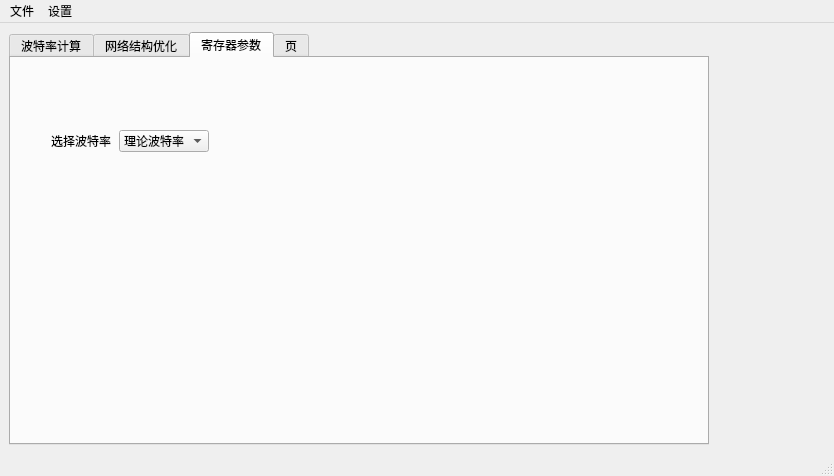
starpicke/ICS-system-opt, file mainwindow.ui: the form before one commit.
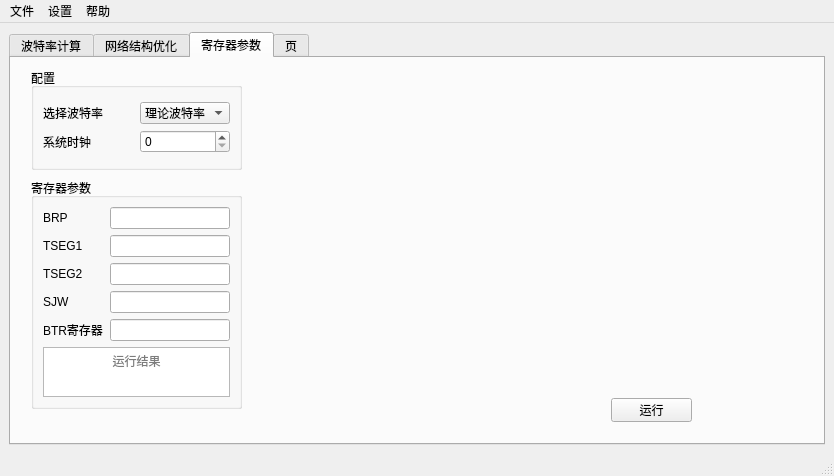
The form after the commit. The open tabs and pages were chosen to show the change. Icons and pictures are not drawn.

Commit message: 增加寄存器参数计算功能

Diff of the .ui file:
```diff
--- a/mainwindow.ui
+++ b/mainwindow.ui
@@ -15,7 +15,7 @@
   </property>
   <widget class="QWidget" name="centralwidget">
    <layout class="QFormLayout" name="formLayout_3">
-    <item row="0" column="0">
+    <item row="0" column="0" colspan="2">
      <widget class="QTabWidget" name="tabWidget">
       <property name="minimumSize">
        <size>
@@ -254,15 +254,117 @@
        <attribute name="title">
         <string>寄存器参数</string>
        </attribute>
-       <widget class="QWidget" name="">
+       <widget class="QPushButton" name="RunButton3">
         <property name="geometry">
          <rect>
-          <x>40</x>
-          <y>70</y>
-          <width>158</width>
-          <height>26</height>
+          <x>600</x>
+          <y>340</y>
+          <width>81</width>
+          <height>24</height>
          </rect>
         </property>
+        <property name="text">
+         <string>运行</string>
+        </property>
+       </widget>
+       <widget class="QGroupBox" name="groupBox_3">
+        <property name="geometry">
+         <rect>
+          <x>20</x>
+          <y>120</y>
+          <width>211</width>
+          <height>231</height>
+         </rect>
+        </property>
+        <property name="title">
+         <string>寄存器参数</string>
+        </property>
+        <layout class="QGridLayout" name="gridLayout">
+         <item row="0" column="0">
+          <widget class="QLabel" name="label_7">
+           <property name="text">
+            <string>BRP</string>
+           </property>
+          </widget>
+         </item>
+         <item row="3" column="1">
+          <widget class="QLineEdit" name="SJWtext"/>
+         </item>
+         <item row="4" column="0">
+          <widget class="QLabel" name="label_11">
+           <property name="text">
+            <string>BTR寄存器</string>
+           </property>
+          </widget>
+         </item>
+         <item row="3" column="0">
+          <widget class="QLabel" name="label_8">
+           <property name="text">
+            <string>SJW</string>
+           </property>
+          </widget>
+         </item>
+         <item row="2" column="0">
+          <widget class="QLabel" name="label_10">
+           <property name="text">
+            <string>TSEG2</string>
+           </property>
+          </widget>
+         </item>
+         <item row="0" column="1">
+          <widget class="QLineEdit" name="BRPtext"/>
+         </item>
+         <item row="1" column="0">
+          <widget class="QLabel" name="label_9">
+           <property name="text">
+            <string>TSEG1</string>
+           </property>
+          </widget>
+         </item>
+         <item row="2" column="1">
+          <widget class="QLineEdit" name="TSEG2text"/>
+         </item>
+         <item row="1" column="1">
+          <widget class="QLineEdit" name="TSEG1text"/>
+         </item>
+         <item row="4" column="1">
+          <widget class="QLineEdit" name="btrRegisterLabel"/>
+         </item>
+         <item row="5" column="0" colspan="2">
+          <widget class="QTextEdit" name="statuslabel">
+           <property name="readOnly">
+            <bool>true</bool>
+           </property>
+           <property name="html">
+            <string>&lt;!DOCTYPE HTML PUBLIC &quot;-//W3C//DTD HTML 4.0//EN&quot; &quot;http://www.w3.org/TR/REC-html40/strict.dtd&quot;&gt;
+&lt;html&gt;&lt;head&gt;&lt;meta name=&quot;qrichtext&quot; content=&quot;1&quot; /&gt;&lt;meta charset=&quot;utf-8&quot; /&gt;&lt;style type=&quot;text/css&quot;&gt;
+p, li { white-space: pre-wrap; }
+hr { height: 1px; border-width: 0; }
+li.unchecked::marker { content: &quot;\2610&quot;; }
+li.checked::marker { content: &quot;\2612&quot;; }
+&lt;/style&gt;&lt;/head&gt;&lt;body style=&quot; font-family:'Microsoft YaHei UI'; font-size:9pt; font-weight:400; font-style:normal;&quot;&gt;
+&lt;p align=&quot;center&quot; style=&quot; margin-top:0px; margin-bottom:0px; margin-left:0px; margin-right:0px; -qt-block-indent:0; text-indent:0px;&quot;&gt;&lt;span style=&quot; color:#7c7c7c;&quot;&gt;运行结果&lt;/span&gt;&lt;/p&gt;&lt;/body&gt;&lt;/html&gt;</string>
+           </property>
+          </widget>
+         </item>
+        </layout>
+       </widget>
+       <widget class="QGroupBox" name="groupBox_4">
+        <property name="geometry">
+         <rect>
+          <x>20</x>
+          <y>10</y>
+          <width>211</width>
+          <height>102</height>
+         </rect>
+        </property>
+        <property name="title">
+         <string>配置</string>
+        </property>
+        <layout class="QGridLayout" name="gridLayout_3">
+         <item row="0" column="0">
+          <layout class="QGridLayout" name="gridLayout_2">
+           <item row="0" column="0">
         <layout class="QHBoxLayout" name="horizontalLayout">
          <item>
           <widget class="QLabel" name="label_5">
@@ -291,6 +393,28 @@
           </widget>
          </item>
         </layout>
+           </item>
+           <item row="1" column="0">
+            <layout class="QHBoxLayout" name="horizontalLayout_2">
+             <item>
+              <widget class="QLabel" name="label_6">
+               <property name="text">
+                <string>系统时钟</string>
+               </property>
+              </widget>
+             </item>
+             <item>
+              <widget class="QSpinBox" name="CLKbox">
+               <property name="maximum">
+                <number>10000</number>
+               </property>
+              </widget>
+             </item>
+            </layout>
+           </item>
+          </layout>
+         </item>
+        </layout>
        </widget>
       </widget>
       <widget class="QWidget" name="tab_4">
@@ -329,8 +453,14 @@
     <addaction name="separator"/>
     <addaction name="actionss"/>
    </widget>
+   <widget class="QMenu" name="menu">
+    <property name="title">
+     <string>帮助</string>
+    </property>
+   </widget>
    <addaction name="FileMenu"/>
    <addaction name="SetMenu"/>
+   <addaction name="menu"/>
   </widget>
   <widget class="QStatusBar" name="statusbar"/>
   <action name="actionss">
```
Left out of the diff: 88 changed lines with no effect on the pictures. Lines whose indentation alone changed are shown as unchanged. The commit also changes 9 other files.
